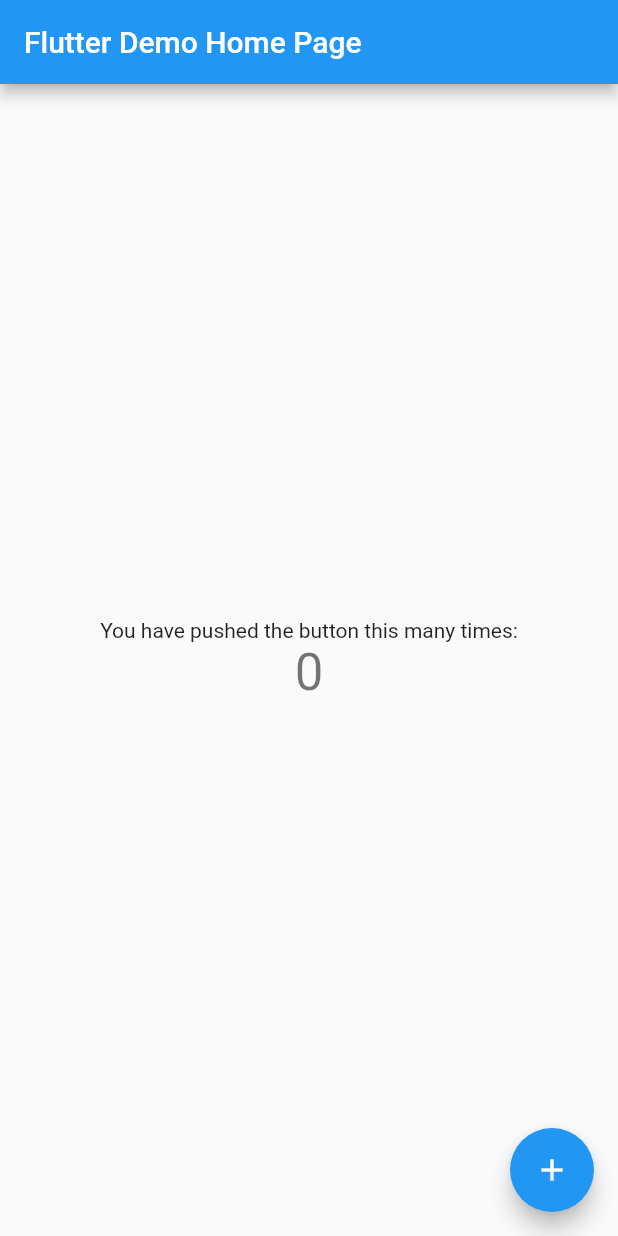
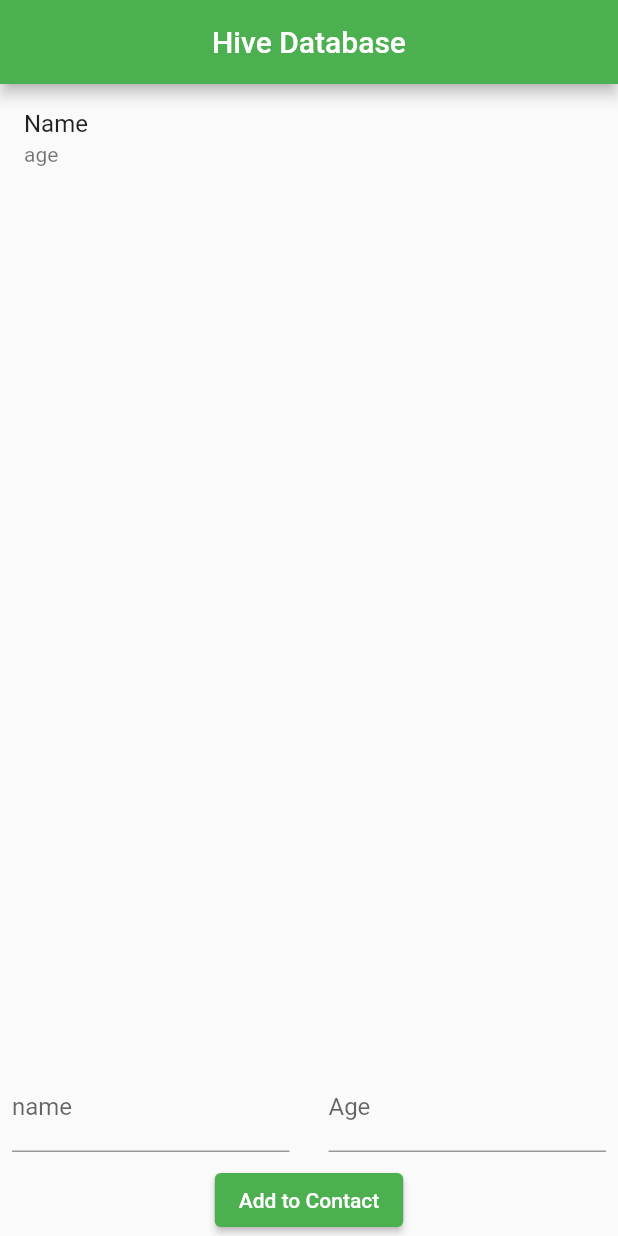
Before and after one commit to Anjesh-shni/no_sql_database, a Flutter app: the screen it shows after launch, on a phone screen of 412 x 824 dp. Run offline on Flutter 3.47's test engine with Material 2 defaults, Android fonts, the phone set to English and light mode, and no system bars; our stand-ins replace hive; accounts and stored records are empty.

Commit message:
Sql database

```diff
--- a/lib/main.dart
+++ b/lib/main.dart
@@ -1,115 +1,56 @@
 import 'package:flutter/material.dart';
+import 'package:hive/hive.dart';
+import 'view/homepage.dart';
+import 'package:path_provider/path_provider.dart' as path_provider;
 
-void main() {
+void main() async {
+  WidgetsFlutterBinding.ensureInitialized();
+  final appDocumentDirectory =
+      await path_provider.getApplicationDocumentsDirectory();
+  //Hive init function
+  Hive.init(appDocumentDirectory.path);
   runApp(const MyApp());
 }
 
-class MyApp extends StatelessWidget {
+class MyApp extends StatefulWidget {
   const MyApp({Key? key}) : super(key: key);
 
-  // This widget is the root of your application.
+  @override
+  State<MyApp> createState() => _MyAppState();
+}
+
+class _MyAppState extends State<MyApp> {
   @override
   Widget build(BuildContext context) {
     return MaterialApp(
-      title: 'Flutter Demo',
+      title: 'Hive',
+      debugShowCheckedModeBanner: false,
       theme: ThemeData(
-        // This is the theme of your application.
-        //
-        // Try running your application with "flutter run". You'll see the
-        // application has a blue toolbar. Then, without quitting the app, try
-        // changing the primarySwatch below to Colors.green and then invoke
-        // "hot reload" (press "r" in the console where you ran "flutter run",
-        // or simply save your changes to "hot reload" in a Flutter IDE).
-        // Notice that the counter didn't reset back to zero; the application
-        // is not restarted.
-        primarySwatch: Colors.blue,
+        primarySwatch: Colors.green,
       ),
-      home: const MyHomePage(title: 'Flutter Demo Home Page'),
+      home: FutureBuilder(
+        //opening Hive box to store data all over the app,
+        future: Hive.openBox("contact"),
+        builder: (BuildContext context, AsyncSnapshot snapshot) {
+          if (snapshot.connectionState == ConnectionState.done) {
+            if (snapshot.hasError)
+              return Text(snapshot.error.toString());
+            else
+              return HomePage();
+          } else
+            return Center(
+              child: CircularProgressIndicator(
+                color: Colors.green,
+              ),
+            );
+        },
+      ),
     );
-  }
-}
-
-class MyHomePage extends StatefulWidget {
-  const MyHomePage({Key? key, required this.title}) : super(key: key);
-
-  // This widget is the home page of your application. It is stateful, meaning
-  // that it has a State object (defined below) that contains fields that affect
-  // how it looks.
-
-  // This class is the configuration for the state. It holds the values (in this
-  // case the title) provided by the parent (in this case the App widget) and
-  // used by the build method of the State. Fields in a Widget subclass are
-  // always marked "final".
-
-  final String title;
-
-  @override
-  State<MyHomePage> createState() => _MyHomePageState();
-}
-
-class _MyHomePageState extends State<MyHomePage> {
-  int _counter = 0;
-
-  void _incrementCounter() {
-    setState(() {
-      // This call to setState tells the Flutter framework that something has
-      // changed in this State, which causes it to rerun the build method below
-      // so that the display can reflect the updated values. If we changed
-      // _counter without calling setState(), then the build method would not be
-      // called again, and so nothing would appear to happen.
-      _counter++;
-    });
   }
 
   @override
-  Widget build(BuildContext context) {
-    // This method is rerun every time setState is called, for instance as done
-    // by the _incrementCounter method above.
-    //
-    // The Flutter framework has been optimized to make rerunning build methods
-    // fast, so that you can just rebuild anything that needs updating rather
-    // than having to individually change instances of widgets.
-    return Scaffold(
-      appBar: AppBar(
-        // Here we take the value from the MyHomePage object that was created by
-        // the App.build method, and use it to set our appbar title.
-        title: Text(widget.title),
-      ),
-      body: Center(
-        // Center is a layout widget. It takes a single child and positions it
-        // in the middle of the parent.
-        child: Column(
-          // Column is also a layout widget. It takes a list of children and
-          // arranges them vertically. By default, it sizes itself to fit its
-          // children horizontally, and tries to be as tall as its parent.
-          //
-          // Invoke "debug painting" (press "p" in the console, choose the
-          // "Toggle Debug Paint" action from the Flutter Inspector in Android
-          // Studio, or the "Toggle Debug Paint" command in Visual Studio Code)
-          // to see the wireframe for each widget.
-          //
-          // Column has various properties to control how it sizes itself and
-          // how it positions its children. Here we use mainAxisAlignment to
-          // center the children vertically; the main axis here is the vertical
-          // axis because Columns are vertical (the cross axis would be
-          // horizontal).
-          mainAxisAlignment: MainAxisAlignment.center,
-          children: <Widget>[
-            const Text(
-              'You have pushed the button this many times:',
-            ),
-            Text(
-              '$_counter',
-              style: Theme.of(context).textTheme.headline4,
-            ),
-          ],
-        ),
-      ),
-      floatingActionButton: FloatingActionButton(
-        onPressed: _incrementCounter,
-        tooltip: 'Increment',
-        child: const Icon(Icons.add),
-      ), // This trailing comma makes auto-formatting nicer for build methods.
-    );
+  void dispose() {
+    Hive.close();
+    super.dispose();
   }
 }
--- a/lib/model/contact_model.dart
+++ b/lib/model/contact_model.dart
@@ -1,8 +1,16 @@
+import 'package:hive/hive.dart';
+
+
+
+@HiveType()
 class Contact {
+  @HiveField(0)
   final String name;
-  final String address;
+  @HiveField(1)
   final int age;
-  final String email;
 
-  Contact(this.name, this.address, this.age, this.email);
+  Contact(
+    this.name,
+    this.age,
+  );
 }
--- /dev/null
+++ b/lib/view/contact_form.dart
@@ -0,0 +1,67 @@
+import 'package:flutter/material.dart';
+import 'package:hive/hive.dart';
+import 'package:no_sql_database/model/contact_model.dart';
+
+class ContactForm extends StatefulWidget {
+  const ContactForm({Key? key}) : super(key: key);
+
+  @override
+  State<ContactForm> createState() => _ContactFormState();
+}
+
+class _ContactFormState extends State<ContactForm> {
+  final formkey = GlobalKey<FormState>();
+
+  String? _name;
+  String? _age;
+
+  void addToContact(Contact contact) {
+    print('name:${contact.name}, Age:${contact.age}');
+    Hive.box('contact').add(contact);
+  }
+
+  @override
+  Widget build(BuildContext context) {
+    return Form(
+      key: formkey,
+      child: Column(
+        children: [
+          Row(
+            children: [
+              Expanded(
+                child: Padding(
+                  padding: const EdgeInsets.all(8.0),
+                  child: TextFormField(
+                    decoration: InputDecoration(labelText: "name"),
+                    keyboardType: TextInputType.name,
+                    onSaved: (value) => _name = value!,
+                  ),
+                ),
+              ),
+              SizedBox(
+                width: 10,
+              ),
+              Expanded(
+                child: Padding(
+                  padding: const EdgeInsets.all(8.0),
+                  child: TextFormField(
+                    decoration: InputDecoration(labelText: "Age"),
+                    keyboardType: TextInputType.number,
+                    onSaved: (value) => _age = value!,
+                  ),
+                ),
+              ),
+            ],
+          ),
+          ElevatedButton(
+              onPressed: () {
+                formkey.currentState!.save();
+                final newContact = Contact(_name!, int.parse(_age!));
+                addToContact(newContact);
+              },
+              child: const Text("Add to Contact")),
+        ],
+      ),
+    );
+  }
+}
--- /dev/null
+++ b/lib/view/homepage.dart
@@ -0,0 +1,32 @@
+import 'package:flutter/material.dart';
+
+import 'contact_form.dart';
+
+class HomePage extends StatelessWidget {
+  const HomePage({Key? key}) : super(key: key);
+
+  @override
+  Widget build(BuildContext context) {
+    return Scaffold(
+      appBar: AppBar(
+        title: const Text("Hive Database"),
+        centerTitle: true,
+      ),
+      body: Column(children: [
+        Expanded(child: _listView()),
+        ContactForm(),
+      ]),
+    );
+  }
+
+  ListView _listView() {
+    return ListView(
+      children: [
+        ListTile(
+          title: Text("Name"),
+          subtitle: Text("age"),
+        ),
+      ],
+    );
+  }
+}
```
Also changed, not shown: pubspec.yaml (+5 -5 lines), pubspec.lock.
